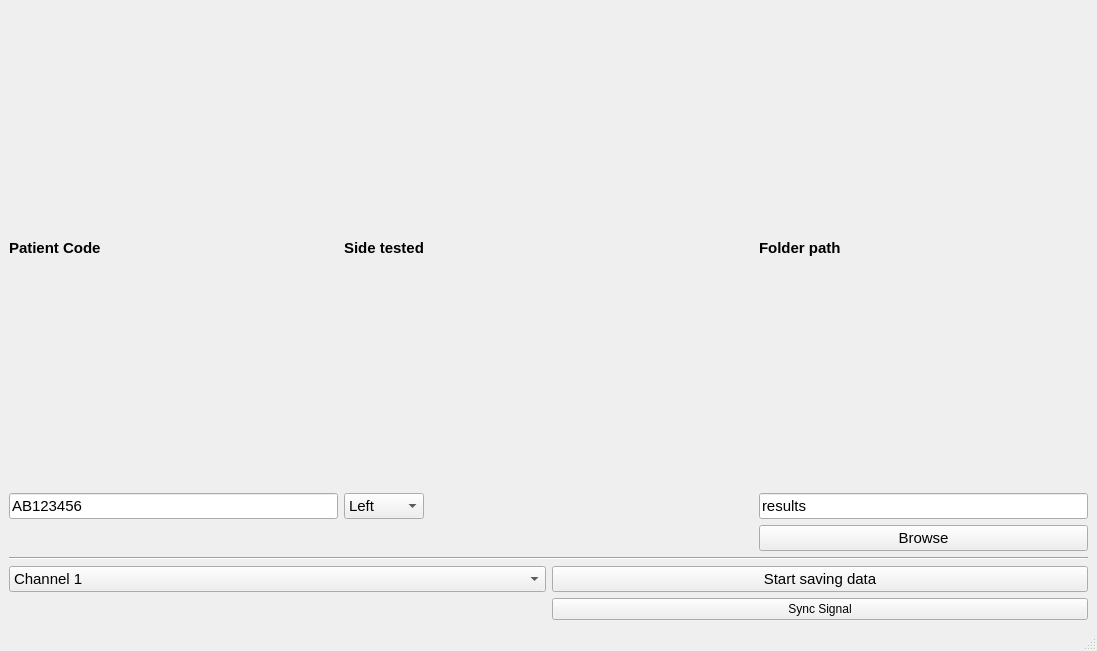
The window that QT/tms_window.ui (NeuRRoLab/tms_delsys_trigno) describes before a commit, drawn with Qt 5.
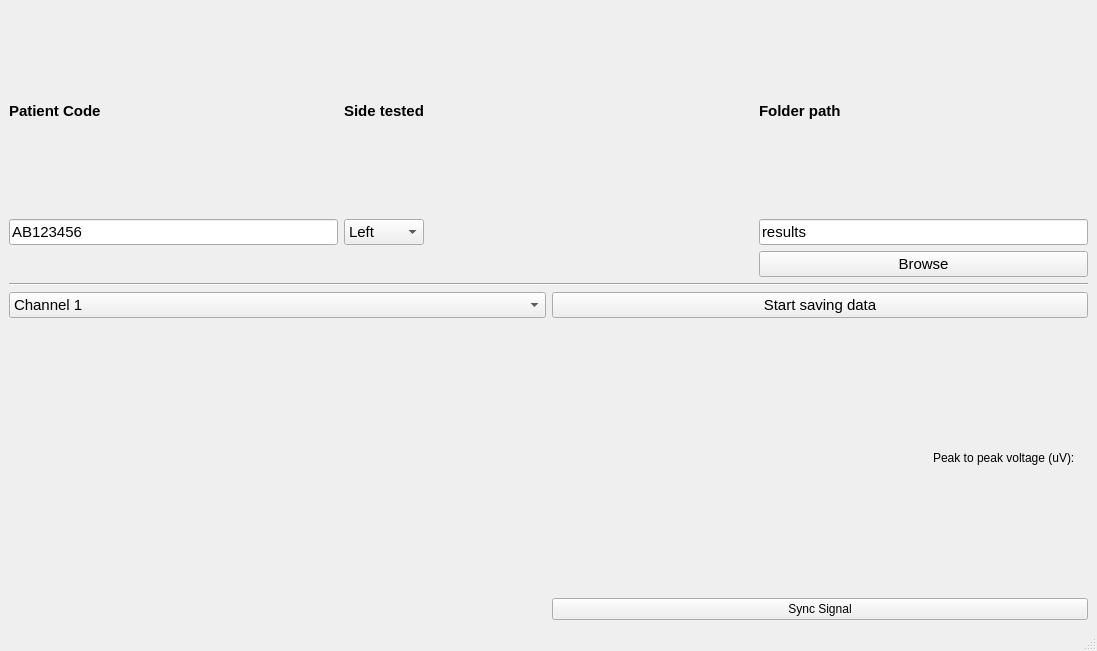
The same window after the commit.

Commit message: improved general usage and added pp voltage

The edit to the form file:
```diff
--- a/QT/tms_window.ui
+++ b/QT/tms_window.ui
@@ -177,6 +177,37 @@
     <item>
      <layout class="QVBoxLayout" name="canvas_layout"/>
     </item>
+    <item>
+     <layout class="QHBoxLayout" name="horizontalLayout">
+      <item>
+       <spacer name="horizontalSpacer_2">
+        <property name="orientation">
+         <enum>Qt::Horizontal</enum>
+        </property>
+        <property name="sizeHint" stdset="0">
+         <size>
+          <width>40</width>
+          <height>20</height>
+         </size>
+        </property>
+       </spacer>
+      </item>
+      <item>
+       <widget class="QLabel" name="label_2">
+        <property name="text">
+         <string>Peak to peak voltage (uV):</string>
+        </property>
+       </widget>
+      </item>
+      <item>
+       <widget class="QLabel" name="ppvoltage_label">
+        <property name="text">
+         <string/>
+        </property>
+       </widget>
+      </item>
+     </layout>
+    </item>
     <item>
      <layout class="QHBoxLayout" name="horizontalLayout_2">
       <item>
```
Left out of the diff: 7 changed lines with no effect on the pictures. The commit also changes 2 other files.
